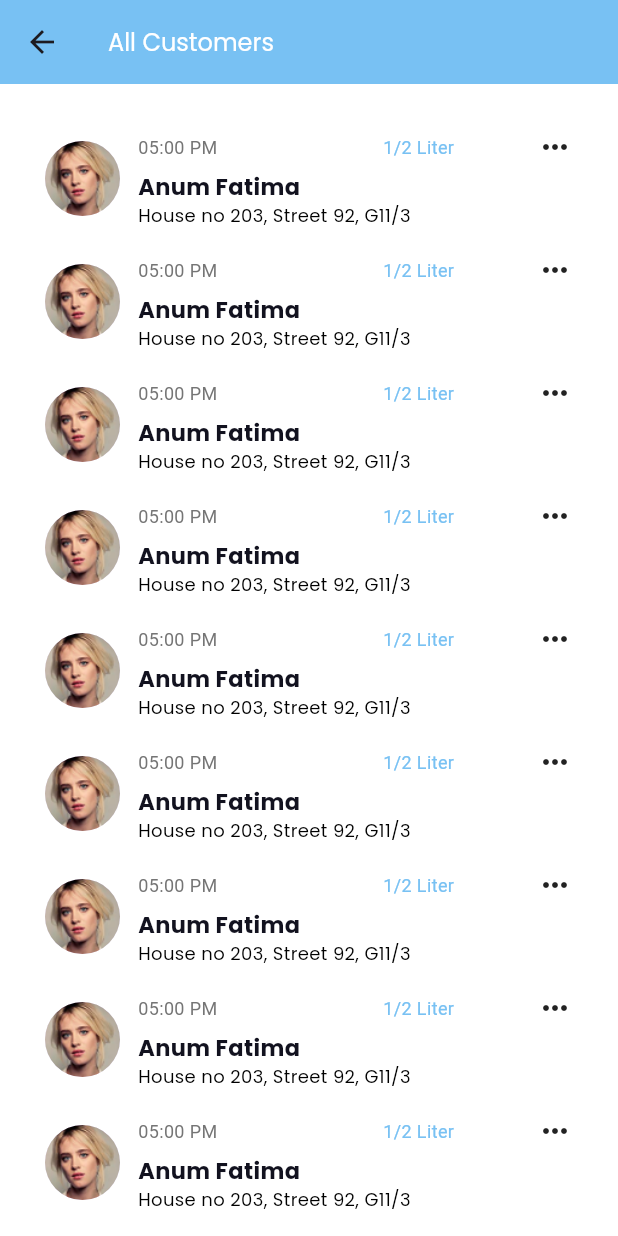
After one commit to yasirzain15/kashmir_milk, a Flutter app: the DashboardScreen screen opened directly, after a tap on "See all", on a phone screen of 412 x 824 dp. The commit adds this screen. Run offline on Flutter 3.47's test engine with Material 3 defaults, Android fonts, the phone set to English and light mode, and no system bars; our stand-ins replace cloud_firestore, csv, file_picker, firebase_auth, firebase_core, fl_chart and 1 more; accounts and stored records are empty.

Commit message:
changes done

```diff
--- a/lib/dashboard.dart
+++ b/lib/dashboard.dart
@@ -3,6 +3,7 @@ import 'package:fl_chart/fl_chart.dart';
 import 'package:google_fonts/google_fonts.dart';
 import 'package:kashmeer_milk/add_customer.dart';
 import 'package:kashmeer_milk/multiple_entries.dart';
+import 'package:kashmeer_milk/seeall_screen.dart';
 
 // You'll need to add this package
 
@@ -62,13 +63,21 @@ class DashboardScreen extends StatelessWidget {
                       ),
                     ),
                   ),
-                  Text(
+                  GestureDetector(
+                    onTap: () {
+                      Navigator.push(
+                          context,
+                          MaterialPageRoute(
+                              builder: (context) => SeeallScreen()));
+                    },
+                    child: Text(
                       "See all",
                       style: GoogleFonts.poppins(
                         textStyle: TextStyle(
                           fontWeight: FontWeight.w700,
                           fontSize: 16,
                           color: Color(0xff1976d2),
+                        ),
                       ),
                     ),
                   ),
@@ -81,7 +90,7 @@ class DashboardScreen extends StatelessWidget {
                 child: ListView.builder(
                   itemCount: 2,
                   itemBuilder: (context, index) {
-                    return _buildCustomerItem();
+                    return buildCustomerItem();
                   },
                 ),
               ),
@@ -316,7 +325,7 @@ class DashboardScreen extends StatelessWidget {
     );
   }
 
-  Widget _buildCustomerItem() {
+  Widget buildCustomerItem() {
     return Padding(
       padding: const EdgeInsets.only(bottom: 16.0),
       child: Row(
--- /dev/null
+++ b/lib/seeall_screen.dart
@@ -0,0 +1,50 @@
+import 'package:flutter/material.dart';
+import 'package:google_fonts/google_fonts.dart';
+import 'dashboard.dart';
+
+class SeeallScreen extends StatefulWidget {
+  const SeeallScreen({super.key});
+
+  @override
+  State<SeeallScreen> createState() => _SeeallScreenState();
+}
+
+class _SeeallScreenState extends State<SeeallScreen> {
+  @override
+  Widget build(BuildContext context) {
+    return Scaffold(
+      backgroundColor: Color(0xffffffff),
+      appBar: AppBar(
+        backgroundColor: Color(0xff78c1f3),
+        title: Text(
+          'All Customers',
+          style: GoogleFonts.poppins(
+            textStyle: TextStyle(
+              fontSize: 16,
+              fontWeight: FontWeight.w400,
+              color: Color(0xffffffff),
+            ),
+          ),
+        ),
+      ),
+      body: SafeArea(
+        child: SingleChildScrollView(
+          child: Padding(
+            padding: const EdgeInsets.all(30),
+            child: Column(
+              children: [
+                ListView.builder(
+                    physics: NeverScrollableScrollPhysics(),
+                    shrinkWrap: true,
+                    itemCount: 34,
+                    itemBuilder: (context, index) {
+                      return DashboardScreen().buildCustomerItem();
+                    })
+              ],
+            ),
+          ),
+        ),
+      ),
+    );
+  }
+}
--- a/lib/splash_screen.dart
+++ b/lib/splash_screen.dart
@@ -20,8 +20,10 @@ class _SplashScreenState extends State<SplashScreen> {
     Timer(
       Duration(seconds: 3),
       () {
-        Navigator.push(
-            context, MaterialPageRoute(builder: (context) => LoginScreen()));
+        Navigator.pushAndRemoveUntil(
+            context,
+            MaterialPageRoute(builder: (context) => LoginScreen()),
+            (route) => route.isFirst);
       },
     );
   }
```
Also changed, not shown: lib/multiple_entries.dart (+25 -26 lines). Lines whose indentation alone changed are shown as unchanged.
